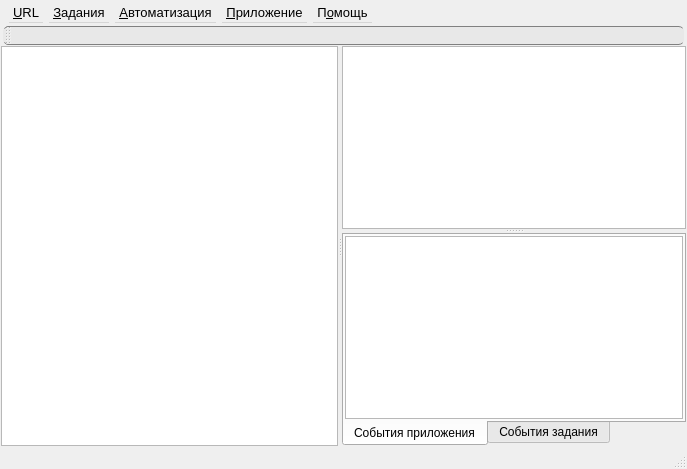
Qt form REXLoader/rexwindow.ui (RA9OAJ/rexloader) before a commit.
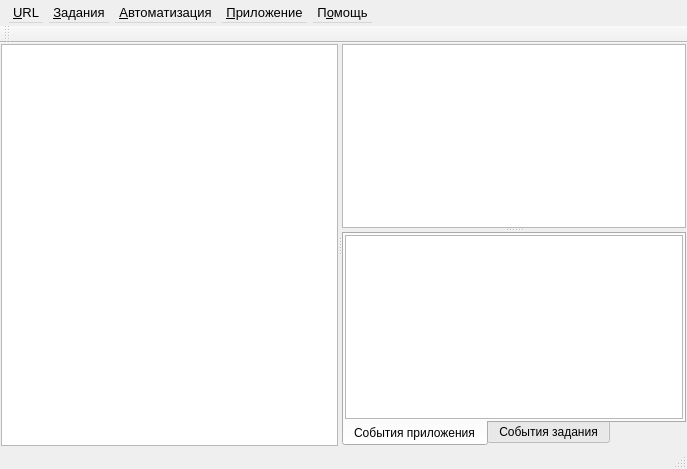
The same form after that commit. Icons and pictures are not drawn. Custom widgets are drawn as their Qt base class.

The edit to the form file:
```diff
--- a/REXLoader/rexwindow.ui
+++ b/REXLoader/rexwindow.ui
@@ -211,23 +211,6 @@
    <property name="windowTitle">
     <string>Панель инструментов</string>
    </property>
-   <property name="styleSheet">
-    <string notr="true">QToolBar
-{
-background-color: rgb(232, 232, 232);
-padding: 5px;
-margin-left: 3px;
-margin-right: 3px;
-border-radius: 5;
-border-top: 1px solid rgb(128, 128, 128);
-border-bottom: 1px solid rgb(128, 128, 128);
-}
-
-QToolButton
-{
-Color: rgb(48, 48, 48);
-}</string>
-   </property>
    <property name="movable">
     <bool>true</bool>
    </property>
```
